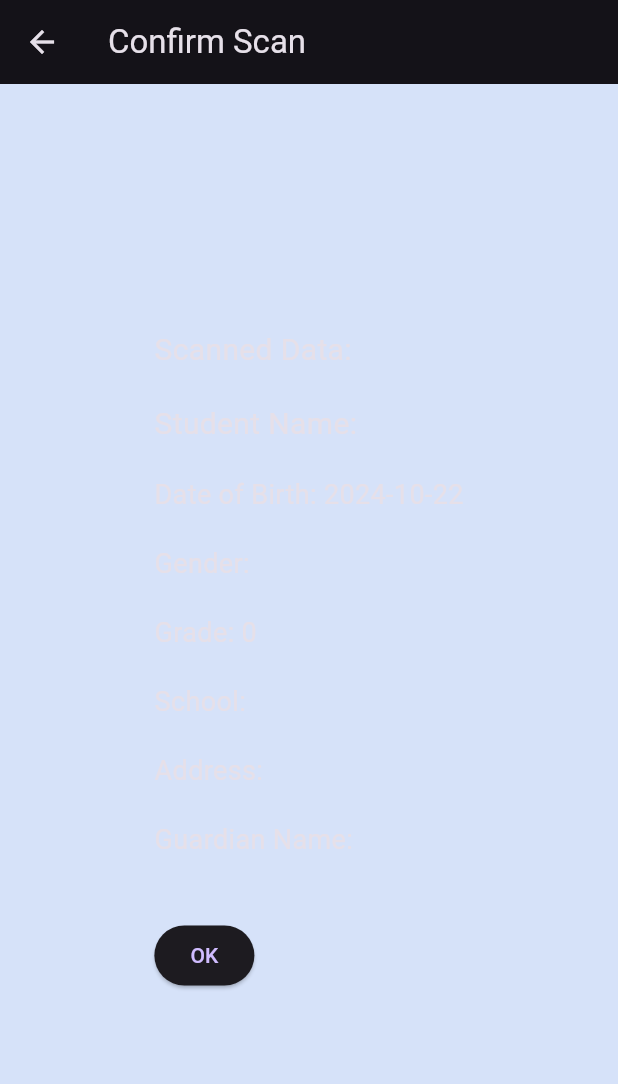
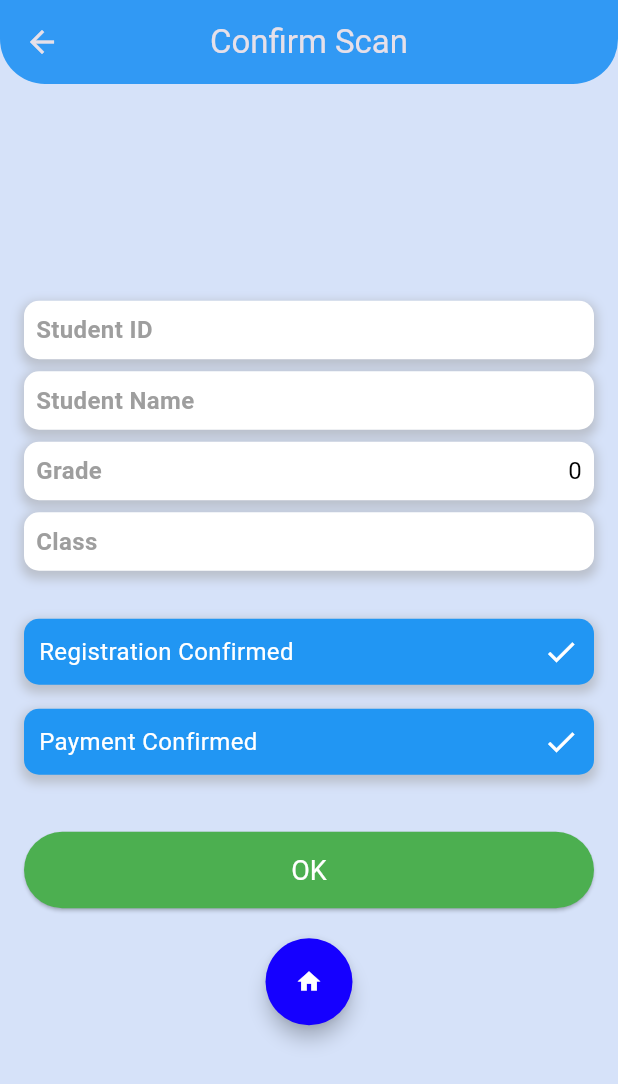
Before and after one commit to tharindu907/BH-LMARS, a Flutter app: the ConfirmationPage screen opened directly with empty values, on a phone screen of 412 x 824 dp. Shown: the top 1084 px of the screen. Run offline on Flutter 3.47's test engine with Material 3 defaults, Android fonts, the phone set to English and light mode, and no system bars; our stand-ins replace logger; missing offline and left inert: mobile_scanner; Roboto replaces fonts that are missing (Urbanist).

Commit message:
change the design

```diff
--- a/scan_app/lib/pages/confirmation_page.dart
+++ b/scan_app/lib/pages/confirmation_page.dart
@@ -2,6 +2,8 @@ import 'package:flutter/material.dart';
 import 'package:http/http.dart' as http;
 import 'dart:convert';
 import 'package:scan_app/pages/scan_page.dart';
+import 'package:scan_app/components/bottom_navigation_item.dart';
+import 'package:scan_app/components/app_bar.dart';
 
 class ConfirmationPage extends StatefulWidget {
   final String scannedData;
@@ -16,7 +18,7 @@ class ConfirmationPage extends StatefulWidget {
   final String guardianName;
 
   const ConfirmationPage({
-    super.key,
+    Key? key,
     required this.scannedData,
     required this.classId,
     required this.firstName,
@@ -27,7 +29,7 @@ class ConfirmationPage extends StatefulWidget {
     required this.school,
     required this.address,
     required this.guardianName,
-  });
+  }) : super(key: key);
 
   @override
   ConfirmationPageState createState() => ConfirmationPageState();
@@ -35,16 +37,26 @@ class ConfirmationPage extends StatefulWidget {
 
 class ConfirmationPageState extends State<ConfirmationPage> {
   List<String> attendees = [];
+  bool _isLoading = false;
+  bool _isRegistered = true; // Assume registration is confirmed
+  bool _isPaid = true; // Assume payment is confirmed
 
   Future<void> _addAttendee() async {
+    if (!_isRegistered || !_isPaid) {
+      _showSnackBar('Attendance cannot be marked. Registration or Payment is not confirmed.');
+      return;
+    }
+
+    setState(() {
+      _isLoading = true;
+    });
+
     const String apiUrl = 'http://192.168.8.100:5000/classAttendance/post/addAttendee';
 
     try {
       final response = await http.post(
         Uri.parse(apiUrl),
-        headers: {
-          'Content-Type': 'application/json',
-        },
+        headers: {'Content-Type': 'application/json'},
         body: json.encode({
           'classId': widget.classId,
           'studentId': widget.scannedData,
@@ -52,18 +64,29 @@ class ConfirmationPageState extends State<ConfirmationPage> {
         }),
       );
 
-      // Check if the response is successful
       if (response.statusCode == 200) {
         final data = json.decode(response.body);
-        bool isSuccess = data != null && data['success'] == true;
-
-        if (isSuccess) {
-          // Successfully added the attendee
+        if (data != null && data['success'] == true) {
           setState(() {
             attendees.add('${widget.scannedData}: ${widget.firstName} ${widget.lastName}');
           });
+          _navigateToScanPage();
+        } else {
+          _showSnackBar('Failed to mark attendance');
+        }
+      } else {
+        _showSnackBar('Failed to mark attendance. Status code: ${response.statusCode}');
+      }
+    } catch (error) {
+      _showSnackBar('Error: $error');
+    } finally {
+      setState(() {
+        _isLoading = false;
+      });
+    }
+  }
 
-          // Check if the widget is still mounted before navigating
+  void _navigateToScanPage() {
     if (mounted) {
       Navigator.pushReplacement(
         context,
@@ -72,60 +95,124 @@ class ConfirmationPageState extends State<ConfirmationPage> {
         ),
       );
     }
-        } else {
-          // Show a message if attendance marking failed
-          _showSnackBar('Failed to mark attendance');
-        }
-      } else {
-        // Handle non-200 response
-        _showSnackBar('Failed to mark attendance');
-      }
-    } catch (error) {
-      // Handle error case
-      _showSnackBar('Error: $error');
-    }
   }
 
   void _showSnackBar(String message) {
     if (mounted) {
-      ScaffoldMessenger.of(context).showSnackBar(
-        SnackBar(content: Text(message)),
+      ScaffoldMessenger.of(context).showSnackBar(SnackBar(content: Text(message)));
+    }
+  }
+
+  Widget _buildInfoCard(String title, String value) {
+    return Container(
+      margin: const EdgeInsets.symmetric(vertical: 4.0),
+      decoration: BoxDecoration(
+        color: Colors.white,
+        borderRadius: BorderRadius.circular(10.0),
+        boxShadow: [
+          BoxShadow(
+            color: Colors.grey.withOpacity(0.5),
+            spreadRadius: 2,
+            blurRadius: 5,
+            offset: const Offset(0, 3),
+          ),
+        ],
+      ),
+      child: Padding(
+        padding: const EdgeInsets.all(8.0),
+        child: Row(
+          children: [
+            Expanded(
+              child: Text(
+                title,
+                style: const TextStyle(
+                  fontSize: 16,
+                  fontWeight: FontWeight.bold,
+                  color: Colors.grey,
+                ),
+              ),
+            ),
+            Text(
+              value,
+              style: const TextStyle(fontSize: 16, color: Colors.black),
+            ),
+          ],
+        ),
+      ),
     );
   }
+
+  Widget _buildConfirmationSlot(String title, bool value) {
+    return Container(
+      margin: const EdgeInsets.symmetric(vertical: 8.0),
+      padding: const EdgeInsets.all(10.0),
+      decoration: BoxDecoration(
+        color: value ? Colors.blue : Colors.red,
+        borderRadius: BorderRadius.circular(10.0),
+        boxShadow: [
+          BoxShadow(
+            color: Colors.grey.withOpacity(0.5),
+            spreadRadius: 2,
+            blurRadius: 5,
+            offset: const Offset(0, 3),
+          ),
+        ],
+      ),
+      child: Row(
+        mainAxisAlignment: MainAxisAlignment.spaceBetween,
+        children: [
+          Text(
+            title,
+            style: const TextStyle(color: Colors.white, fontSize: 16),
+          ),
+          Icon(
+            value ? Icons.check : Icons.clear,
+            color: Colors.white,
+          ),
+        ],
+      ),
+    );
   }
 
  @override
 Widget build(BuildContext context) {
   return Scaffold(
-      appBar: AppBar(title: const Text('Confirm Scan')),
+    appBar: const CustomAppBar(title: 'Confirm Scan'), // Use the app bar
     body: Center(
-        child: Padding(
+      child: SingleChildScrollView(
         padding: const EdgeInsets.all(16.0),
         child: Column(
           mainAxisAlignment: MainAxisAlignment.center,
-            crossAxisAlignment: CrossAxisAlignment.start,
+          crossAxisAlignment: CrossAxisAlignment.stretch,
           children: [
-              Text('Scanned Data: ${widget.scannedData}', style: const TextStyle(fontSize: 20)),
+            _buildInfoCard('Student ID', widget.scannedData),
+            _buildInfoCard('Student Name', '${widget.firstName} ${widget.lastName}'),
+            _buildInfoCard('Grade', widget.grade.toString()),
+            _buildInfoCard('Class', widget.classId),
             const SizedBox(height: 20),
-              Text('Student Name: ${widget.firstName} ${widget.lastName}', style: const TextStyle(fontSize: 20)),
-              const SizedBox(height: 20),
-              Text('Date of Birth: ${widget.dateOfBirth.toLocal().toString().split(' ')[0]}', style: const TextStyle(fontSize: 18)),
-              const SizedBox(height: 20),
-              Text('Gender: ${widget.gender}', style: const TextStyle(fontSize: 18)),
-              const SizedBox(height: 20),
-              Text('Grade: ${widget.grade}', style: const TextStyle(fontSize: 18)),
-              const SizedBox(height: 20),
-              Text('School: ${widget.school}', style: const TextStyle(fontSize: 18)),
-              const SizedBox(height: 20),
-              Text('Address: ${widget.address}', style: const TextStyle(fontSize: 18)),
-              const SizedBox(height: 20),
-              Text('Guardian Name: ${widget.guardianName}', style: const TextStyle(fontSize: 18)),
-              const SizedBox(height: 40),
-              ElevatedButton(
+            _buildConfirmationSlot('Registration Confirmed', _isRegistered),
+            _buildConfirmationSlot('Payment Confirmed', _isPaid),
+            const SizedBox(height: 30),
+            _isLoading
+                ? const Center(child: CircularProgressIndicator())
+                : ElevatedButton(
+                    onPressed: _addAttendee,
+                    child: const Text('OK'),
+                    style: ElevatedButton.styleFrom(
+                      backgroundColor: Colors.green,
+                      foregroundColor: Colors.white,
+                      padding: const EdgeInsets.symmetric(vertical: 15.0),
+                      textStyle: const TextStyle(fontSize: 18),
+                    ),
+                  ),
+            const SizedBox(height: 20), // Add space here
+            BottomNavigationItem(
               onPressed: () {
-                  _addAttendee(); // Call the function
+                Navigator.pushNamed(context, '/home');
               },
-                child: const Text('OK'),
+              icon: Icons.home,
+              current: Menus.home,
+              name: Menus.home,
             ),
           ],
         ),
--- a/scan_app/lib/pages/main_page.dart
+++ b/scan_app/lib/pages/main_page.dart
@@ -14,9 +14,9 @@ class _MainPageState extends State<MainPage> {
   @override
   Widget build(BuildContext context) {
     return Scaffold(
-      appBar: const CustomAppBar(title: 'Your App Title'), // Use the custom app bar
+      appBar: const CustomAppBar(title: 'Your App Title'), // Use app bar
       body: const SafeArea(
-        child: HomePage(), // Initial page displayed
+        child: HomePage(),
       ),
       bottomNavigationBar: MyBottomNavigation(
         onTap: () {
@@ -41,7 +41,7 @@ class MyBottomNavigation extends StatelessWidget {
   Widget build(BuildContext context) {
     return Container(
       height: 87,
-      margin: const EdgeInsets.symmetric(horizontal: 24, vertical: 16), // Adjust margins
+      margin: const EdgeInsets.symmetric(horizontal: 24, vertical: 16),
       child: Stack(
         children: [
           Positioned(
```
Also changed, not shown: scan_app/lib/pages/attendee_list.dart (deleted, +0 -43 lines), scan_app/lib/pages/home_page.dart (+22 -23 lines), scan_app/lib/pages/login_page.dart (+10 -9 lines), scan_app/lib/pages/scan_page.dart (+60 -9 lines). Lines whose indentation alone changed are shown as unchanged.
